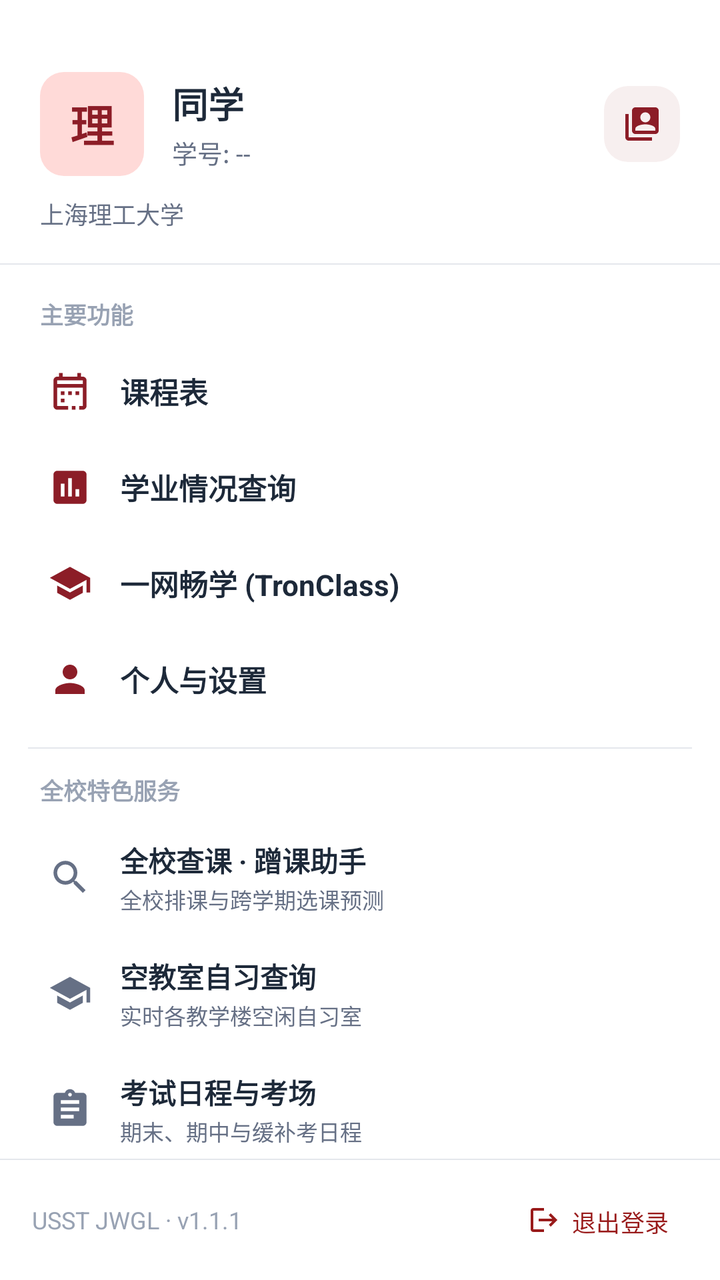
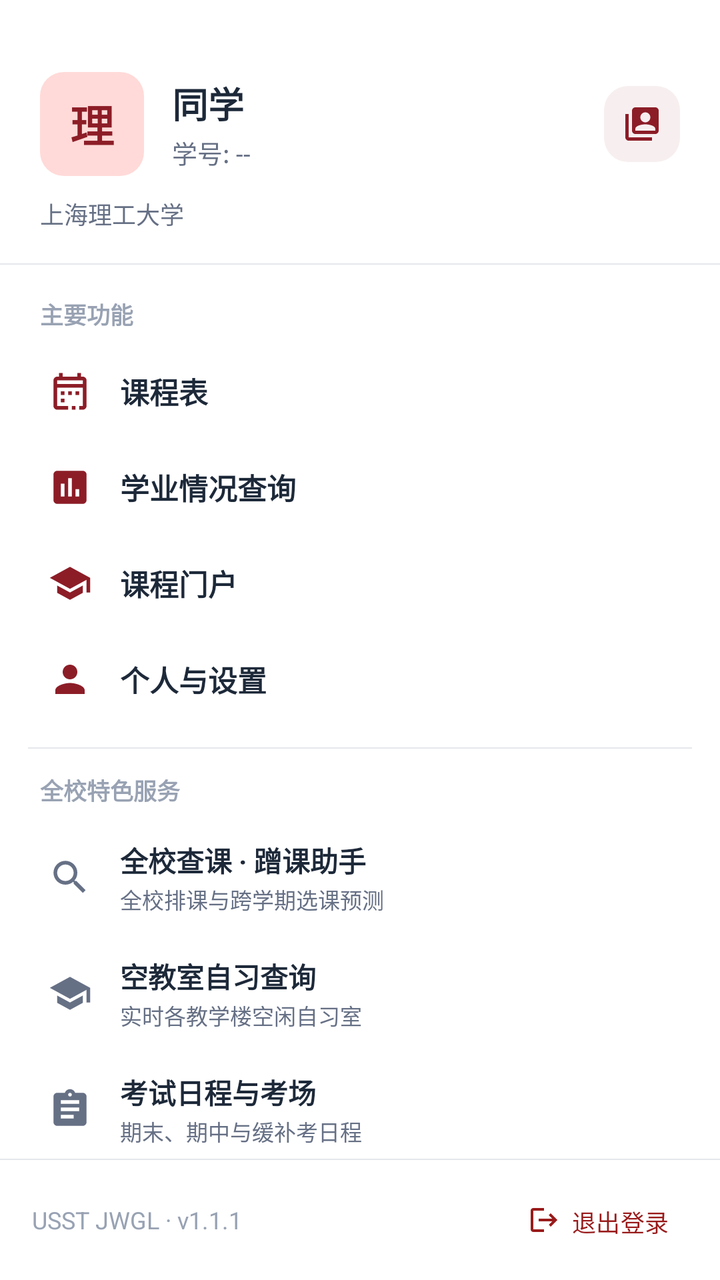

The first picture is an Android layout as it rendered before a commit; the second is the same layout after the commit. The layout source and the unified diff follow.
<!-- AndroidManifest.xml: application theme Theme.UsstJwgl -->
<!-- res/layout/layout_main_drawer.xml -->
<?xml version="1.0" encoding="utf-8"?>
<LinearLayout xmlns:android="http://schemas.android.com/apk/res/android"
    xmlns:app="http://schemas.android.com/apk/res-auto"
    android:id="@+id/navDrawer"
    android:layout_width="310dp"
    android:layout_height="match_parent"
    android:layout_gravity="start"
    android:background="@color/surface"
    android:clickable="true"
    android:focusable="true"
    android:orientation="vertical">

    
    <View
        android:id="@+id/viewDrawerStatusBarTop"
        android:layout_width="match_parent"
        android:layout_height="32dp"
        android:visibility="gone" />

    
    <LinearLayout
        android:id="@+id/cardDrawerProfileHeader"
        android:layout_width="match_parent"
        android:layout_height="wrap_content"
        android:orientation="vertical"
        android:background="@drawable/bg_glass_top_bar"
        android:clickable="true"
        android:focusable="true"
        android:foreground="?attr/selectableItemBackground"
        android:paddingHorizontal="20dp"
        android:paddingTop="36dp"
        android:paddingBottom="16dp">

        <LinearLayout
            android:layout_width="match_parent"
            android:layout_height="wrap_content"
            android:gravity="center_vertical"
            android:orientation="horizontal">

            <TextView
                android:id="@+id/tvDrawerAvatar"
                android:layout_width="52dp"
                android:layout_height="52dp"
                android:background="@drawable/badge_bg"
                android:gravity="center"
                android:text="理"
                android:textColor="@color/primary"
                android:textSize="22sp"
                android:textStyle="bold" />

            <LinearLayout
                android:layout_width="0dp"
                android:layout_height="wrap_content"
                android:layout_weight="1"
                android:layout_marginStart="14dp"
                android:orientation="vertical">

                <TextView
                    android:id="@+id/tvDrawerStudentName"
                    android:layout_width="wrap_content"
                    android:layout_height="wrap_content"
                    android:text="同学"
                    android:textColor="@color/text_primary"
                    android:textSize="18sp"
                    android:textStyle="bold" />

                <TextView
                    android:id="@+id/tvDrawerStudentId"
                    android:layout_width="wrap_content"
                    android:layout_height="wrap_content"
                    android:layout_marginTop="2dp"
                    android:text="学号: --"
                    android:textColor="@color/text_secondary"
                    android:textSize="12.5sp" />
            </LinearLayout>

            <ImageView
                android:id="@+id/btnDrawerSwitchAccount"
                android:layout_width="38dp"
                android:layout_height="38dp"
                android:background="@drawable/badge_bg"
                android:backgroundTint="#128C1D27"
                android:contentDescription="切换账号"
                android:padding="9dp"
                android:src="@drawable/ic_switch_account"
                app:tint="@color/primary" />
        </LinearLayout>

        <TextView
            android:id="@+id/tvDrawerCollegeMajor"
            android:layout_width="match_parent"
            android:layout_height="wrap_content"
            android:layout_marginTop="10dp"
            android:text="上海理工大学"
            android:textColor="@color/text_secondary"
            android:textSize="12sp" />
    </LinearLayout>

    <View
        android:id="@+id/dividerDrawerProfileHeader"
        android:layout_width="match_parent"
        android:layout_height="0.8dp"
        android:background="@color/border" />
    
    <androidx.core.widget.NestedScrollView
        android:layout_width="match_parent"
        android:layout_height="0dp"
        android:layout_weight="1"
        android:overScrollMode="never">

        <LinearLayout
            android:layout_width="match_parent"
            android:layout_height="wrap_content"
            android:orientation="vertical"
            android:paddingHorizontal="14dp"
            android:paddingVertical="12dp">

            
            <TextView
                android:layout_width="wrap_content"
                android:layout_height="wrap_content"
                android:layout_marginStart="6dp"
                android:layout_marginTop="4dp"
                android:layout_marginBottom="6dp"
                android:text="主要功能"
                android:textColor="@color/text_tertiary"
                android:textSize="11.5sp"
                android:textStyle="bold" />

            
            <LinearLayout
                android:id="@+id/drawerNavTimetable"
                android:layout_width="match_parent"
                android:layout_height="48dp"
                android:background="?attr/selectableItemBackground"
                android:clickable="true"
                android:focusable="true"
                android:gravity="center_vertical"
                android:orientation="horizontal"
                android:paddingHorizontal="10dp">

                <ImageView
                    android:id="@+id/ivNavTimetable"
                    android:layout_width="22dp"
                    android:layout_height="22dp"
                    android:src="@drawable/ic_nav_timetable"
                    app:tint="@color/primary" />

                <TextView
                    android:id="@+id/tvNavTimetable"
                    android:layout_width="0dp"
                    android:layout_height="wrap_content"
                    android:layout_weight="1"
                    android:layout_marginStart="14dp"
                    android:text="课程表"
                    android:textColor="@color/text_primary"
                    android:textSize="14.5sp"
                    android:textStyle="bold" />
            </LinearLayout>

            
            <LinearLayout
                android:id="@+id/drawerNavGrades"
                android:layout_width="match_parent"
                android:layout_height="48dp"
                android:background="?attr/selectableItemBackground"
                android:clickable="true"
                android:focusable="true"
                android:gravity="center_vertical"
                android:orientation="horizontal"
                android:paddingHorizontal="10dp">

                <ImageView
                    android:id="@+id/ivNavGrades"
                    android:layout_width="22dp"
                    android:layout_height="22dp"
                    android:src="@drawable/ic_nav_grades"
                    app:tint="@color/primary" />

                <TextView
                    android:id="@+id/tvNavGrades"
                    android:layout_width="0dp"
                    android:layout_height="wrap_content"
                    android:layout_weight="1"
                    android:layout_marginStart="14dp"
                    android:text="学业情况查询"
                    android:textColor="@color/text_primary"
                    android:textSize="14.5sp"
                    android:textStyle="bold" />
            </LinearLayout>


            
            <LinearLayout
                android:id="@+id/drawerNavTronClass"
                android:layout_width="match_parent"
                android:layout_height="48dp"
                android:background="?attr/selectableItemBackground"
                android:clickable="true"
                android:focusable="true"
                android:gravity="center_vertical"
                android:orientation="horizontal"
                android:paddingHorizontal="10dp">

                <ImageView
                    android:id="@+id/ivNavTronClass"
                    android:layout_width="22dp"
                    android:layout_height="22dp"
                    android:src="@drawable/ic_school"
                    app:tint="@color/primary" />

                <TextView
                    android:id="@+id/tvNavTronClass"
                    android:layout_width="0dp"
                    android:layout_height="wrap_content"
                    android:layout_weight="1"
                    android:layout_marginStart="14dp"
                    android:text="&#x4E00;&#x7F51;&#x7545;&#x5B66; (TronClass)"
                    android:textColor="@color/text_primary"
                    android:textSize="14.5sp"
                    android:textStyle="bold" />
            </LinearLayout>

            
            <LinearLayout
                android:id="@+id/drawerNavProfile"
                android:layout_width="match_parent"
                android:layout_height="48dp"
                android:background="?attr/selectableItemBackground"
                android:clickable="true"
                android:focusable="true"
                android:gravity="center_vertical"
                android:orientation="horizontal"
                android:paddingHorizontal="10dp">

                <ImageView
                    android:id="@+id/ivNavProfile"
                    android:layout_width="22dp"
                    android:layout_height="22dp"
                    android:src="@drawable/ic_nav_profile"
                    app:tint="@color/primary" />

                <TextView
                    android:id="@+id/tvNavProfile"
                    android:layout_width="0dp"
                    android:layout_height="wrap_content"
                    android:layout_weight="1"
                    android:layout_marginStart="14dp"
                    android:text="个人与设置"
                    android:textColor="@color/text_primary"
                    android:textSize="14.5sp"
                    android:textStyle="bold" />
            </LinearLayout>

            <View
                android:layout_width="match_parent"
                android:layout_height="0.8dp"
                android:layout_marginVertical="10dp"
                android:background="@color/border" />

            
            <TextView
                android:layout_width="wrap_content"
                android:layout_height="wrap_content"
                android:layout_marginStart="6dp"
                android:layout_marginTop="2dp"
                android:layout_marginBottom="6dp"
                android:text="全校特色服务"
                android:textColor="@color/text_tertiary"
                android:textSize="11.5sp"
                android:textStyle="bold" />

            
            <LinearLayout
                android:id="@+id/drawerItemSchoolSearch"
                android:layout_width="match_parent"
                android:layout_height="wrap_content"
                android:background="?attr/selectableItemBackground"
                android:clickable="true"
                android:focusable="true"
                android:gravity="center_vertical"
                android:orientation="horizontal"
                android:paddingHorizontal="10dp"
                android:paddingVertical="10dp">

                <ImageView
                    android:id="@+id/ivDrawerSchoolSearch"
                    android:layout_width="22dp"
                    android:layout_height="22dp"
                    android:src="@drawable/ic_search"
                    app:tint="@color/text_secondary" />

                <LinearLayout
                    android:layout_width="0dp"
                    android:layout_height="wrap_content"
                    android:layout_weight="1"
                    android:layout_marginStart="14dp"
                    android:orientation="vertical">

                    <TextView
                        android:id="@+id/tvDrawerSchoolSearchTitle"
                        android:layout_width="wrap_content"
                        android:layout_height="wrap_content"
                        android:text="全校查课 · 蹭课助手"
                        android:textColor="@color/text_primary"
                        android:textSize="14sp"
                        android:textStyle="bold" />

                    <TextView
                        android:id="@+id/tvDrawerSchoolSearchSub"
                        android:layout_width="wrap_content"
                        android:layout_height="wrap_content"
                        android:layout_marginTop="1dp"
                        android:text="全校排课与跨学期选课预测"
                        android:textColor="@color/text_secondary"
                        android:textSize="11sp" />
                </LinearLayout>
            </LinearLayout>

            
            <LinearLayout
                android:id="@+id/drawerItemFreeClassroom"
                android:layout_width="match_parent"
                android:layout_height="wrap_content"
                android:background="?attr/selectableItemBackground"
                android:clickable="true"
                android:focusable="true"
                android:gravity="center_vertical"
                android:orientation="horizontal"
                android:paddingHorizontal="10dp"
                android:paddingVertical="10dp">

                <ImageView
                    android:id="@+id/ivDrawerFreeClassroom"
                    android:layout_width="22dp"
                    android:layout_height="22dp"
                    android:src="@drawable/ic_school"
                    app:tint="@color/text_secondary" />

                <LinearLayout
                    android:layout_width="0dp"
                    android:layout_height="wrap_content"
                    android:layout_weight="1"
                    android:layout_marginStart="14dp"
                    android:orientation="vertical">

                    <TextView
                        android:id="@+id/tvDrawerFreeClassroomTitle"
                        android:layout_width="wrap_content"
                        android:layout_height="wrap_content"
                        android:text="空教室自习查询"
                        android:textColor="@color/text_primary"
                        android:textSize="14sp"
                        android:textStyle="bold" />

                    <TextView
                        android:id="@+id/tvDrawerFreeClassroomSub"
                        android:layout_width="wrap_content"
                        android:layout_height="wrap_content"
                        android:layout_marginTop="1dp"
                        android:text="实时各教学楼空闲自习室"
                        android:textColor="@color/text_secondary"
                        android:textSize="11sp" />
                </LinearLayout>
            </LinearLayout>

            
            <LinearLayout
                android:id="@+id/drawerItemExamQuery"
                android:layout_width="match_parent"
                android:layout_height="wrap_content"
                android:background="?attr/selectableItemBackground"
                android:clickable="true"
                android:focusable="true"
                android:gravity="center_vertical"
                android:orientation="horizontal"
                android:paddingHorizontal="10dp"
                android:paddingVertical="10dp">

                <ImageView
                    android:id="@+id/ivDrawerExamQuery"
                    android:layout_width="22dp"
                    android:layout_height="22dp"
                    android:src="@drawable/ic_exam"
                    app:tint="@color/text_secondary" />

                <LinearLayout
                    android:layout_width="0dp"
                    android:layout_height="wrap_content"
                    android:layout_weight="1"
                    android:layout_marginStart="14dp"
                    android:orientation="vertical">

                    <TextView
                        android:id="@+id/tvDrawerExamQueryTitle"
                        android:layout_width="wrap_content"
                        android:layout_height="wrap_content"
                        android:text="考试日程与考场"
                        android:textColor="@color/text_primary"
                        android:textSize="14sp"
                        android:textStyle="bold" />

                    <TextView
                        android:id="@+id/tvDrawerExamQuerySub"
                        android:layout_width="wrap_content"
                        android:layout_height="wrap_content"
                        android:layout_marginTop="1dp"
                        android:text="期末、期中与缓补考日程"
                        android:textColor="@color/text_secondary"
                        android:textSize="11sp" />
                </LinearLayout>
            </LinearLayout>

            
            <LinearLayout
                android:id="@+id/drawerItemGradeReports"
                android:layout_width="match_parent"
                android:layout_height="wrap_content"
                android:background="?attr/selectableItemBackground"
                android:clickable="true"
                android:focusable="true"
                android:gravity="center_vertical"
                android:orientation="horizontal"
                android:paddingHorizontal="10dp"
                android:paddingVertical="10dp">

                <ImageView
                    android:id="@+id/ivDrawerGradeReports"
                    android:layout_width="22dp"
                    android:layout_height="22dp"
                    android:src="@drawable/ic_download"
                    app:tint="@color/text_secondary" />

                <LinearLayout
                    android:layout_width="0dp"
                    android:layout_height="wrap_content"
                    android:layout_weight="1"
                    android:layout_marginStart="14dp"
                    android:orientation="vertical">

                    <TextView
                        android:id="@+id/tvDrawerGradeReportsTitle"
                        android:layout_width="wrap_content"
                        android:layout_height="wrap_content"
                        android:text="成绩单与证明下载"
                        android:textColor="@color/text_primary"
                        android:textSize="14sp"
                        android:textStyle="bold" />

                    <TextView
                        android:id="@+id/tvDrawerGradeReportsSub"
                        android:layout_width="wrap_content"
                        android:layout_height="wrap_content"
                        android:layout_marginTop="1dp"
                        android:text="中英文成绩单与绩点排名证明"
                        android:textColor="@color/text_secondary"
                        android:textSize="11sp" />
                </LinearLayout>
            </LinearLayout>

            <View
                android:layout_width="match_parent"
                android:layout_height="0.8dp"
                android:layout_marginVertical="10dp"
                android:background="@color/border" />

            
            <TextView
                android:layout_width="wrap_content"
                android:layout_height="wrap_content"
                android:layout_marginStart="6dp"
                android:layout_marginTop="2dp"
                android:layout_marginBottom="6dp"
                android:text="学校官方系统直通车"
                android:textColor="@color/text_tertiary"
                android:textSize="11.5sp"
                android:textStyle="bold" />


            
            <LinearLayout
                android:id="@+id/drawerItemJwglWeb"
                android:layout_width="match_parent"
                android:layout_height="44dp"
                android:background="?attr/selectableItemBackground"
                android:clickable="true"
                android:focusable="true"
                android:gravity="center_vertical"
                android:orientation="horizontal"
                android:paddingHorizontal="10dp">

                <ImageView
                    android:layout_width="20dp"
                    android:layout_height="20dp"
                    android:src="@drawable/ic_globe"
                    app:tint="@color/primary" />

                <TextView
                    android:layout_width="0dp"
                    android:layout_height="wrap_content"
                    android:layout_weight="1"
                    android:layout_marginStart="14dp"
                    android:text="官方教务系统 (jwgl)"
                    android:textColor="@color/text_primary"
                    android:textSize="13.5sp" />
            </LinearLayout>

            
            <LinearLayout
                android:id="@+id/drawerItemXgWeb"
                android:layout_width="match_parent"
                android:layout_height="44dp"
                android:background="?attr/selectableItemBackground"
                android:clickable="true"
                android:focusable="true"
                android:gravity="center_vertical"
                android:orientation="horizontal"
                android:paddingHorizontal="10dp">

                <ImageView
                    android:layout_width="20dp"
                    android:layout_height="20dp"
                    android:src="@drawable/ic_globe"
                    app:tint="@color/primary" />

                <TextView
                    android:layout_width="0dp"
                    android:layout_height="wrap_content"
                    android:layout_weight="1"
                    android:layout_marginStart="14dp"
                    android:text="学工一体化 (new2017)"
                    android:textColor="@color/text_primary"
                    android:textSize="13.5sp" />
            </LinearLayout>

            
            <LinearLayout
                android:id="@+id/drawerItemLiveWeb"
                android:layout_width="match_parent"
                android:layout_height="44dp"
                android:background="?attr/selectableItemBackground"
                android:clickable="true"
                android:focusable="true"
                android:gravity="center_vertical"
                android:orientation="horizontal"
                android:paddingHorizontal="10dp">

                <ImageView
                    android:layout_width="20dp"
                    android:layout_height="20dp"
                    android:src="@drawable/ic_live_video"
                    app:tint="@color/primary" />

                <TextView
                    android:layout_width="0dp"
                    android:layout_height="wrap_content"
                    android:layout_weight="1"
                    android:layout_marginStart="14dp"
                    android:text="课程直播/点播平台 (live)"
                    android:textColor="@color/text_primary"
                    android:textSize="13.5sp" />
            </LinearLayout>

            

        </LinearLayout>
    </androidx.core.widget.NestedScrollView>

    
    <View
        android:layout_width="match_parent"
        android:layout_height="0.8dp"
        android:background="@color/border" />

    <LinearLayout
        android:layout_width="match_parent"
        android:layout_height="wrap_content"
        android:gravity="center_vertical"
        android:orientation="horizontal"
        android:paddingHorizontal="16dp"
        android:paddingVertical="12dp">

        <TextView
            android:id="@+id/tvDrawerVersion"
            android:layout_width="0dp"
            android:layout_height="wrap_content"
            android:layout_weight="1"
            android:text="USST JWGL · v1.1.1"
            android:textColor="@color/text_tertiary"
            android:textSize="12sp" />

        <com.google.android.material.button.MaterialButton
            android:id="@+id/btnDrawerLogout"
            style="@style/Widget.Material3.Button.TextButton"
            android:layout_width="wrap_content"
            android:layout_height="36dp"
            android:paddingHorizontal="8dp"
            android:text="退出登录"
            android:textColor="@color/grade_red_text"
            android:textSize="12sp"
            app:icon="@drawable/ic_logout"
            app:iconTint="@color/grade_red_text"
            app:iconSize="16dp" />
    </LinearLayout>

</LinearLayout>
<!-- resources referenced by this layout -->
<resources>
  <color name="border">#E4E7EC</color>
  <color name="grade_red_text">#991B1B</color>
  <color name="primary">#8C1D27</color>
  <color name="surface">#FFFFFF</color>
  <color name="text_primary">#1D2939</color>
  <color name="text_secondary">#667085</color>
  <color name="text_tertiary">#98A2B3</color>
  <!-- drawable badge_bg (drawable) -->
  <?xml version="1.0" encoding="utf-8"?>
  <shape xmlns:android="http://schemas.android.com/apk/res/android"
      android:shape="rectangle">
      <corners android:radius="12dp" />
      <solid android:color="@color/badge_bg" />
  </shape>
  <!-- drawable bg_glass_top_bar (drawable) -->
  <?xml version="1.0" encoding="utf-8"?>
  <shape xmlns:android="http://schemas.android.com/apk/res/android"
      android:shape="rectangle">
      <gradient
          android:angle="270"
          android:startColor="@color/bottom_nav_glass_start"
          android:endColor="@color/bottom_nav_glass_end" />
  </shape>
  <!-- drawable ic_live_video (drawable) -->
  <vector xmlns:android="http://schemas.android.com/apk/res/android"
      android:width="24dp"
      android:height="24dp"
      android:viewportWidth="24"
      android:viewportHeight="24">
      <path
          android:fillColor="#FF8C1D27"
          android:pathData="M21,3H3c-1.1,0 -2,0.9 -2,2v12c0,1.1 0.9,2 2,2h5v2h8v-2h5c1.1,0 2,-0.9 2,-2V5c0,-1.1 -0.9,-2 -2,-2zM21,17H3V5h18v12zM10,7.5v7l6,-3.5l-6,-3.5z" />
  </vector>
  <!-- drawable ic_logout (drawable) -->
  <vector xmlns:android="http://schemas.android.com/apk/res/android"
      android:width="24dp"
      android:height="24dp"
      android:viewportWidth="24"
      android:viewportHeight="24">
    <path
        android:fillColor="#FF000000"
        android:pathData="M17,7l-1.41,1.41L18.17,11H8v2h10.17l-2.58,2.58L17,17l5,-5zM4,5h8V3H4c-1.1,0 -2,0.9 -2,2v14c0,1.1 0.9,2 2,2h8v-2H4V5z"/>
  </vector>
  <!-- drawable ic_nav_grades (drawable) -->
  <vector xmlns:android="http://schemas.android.com/apk/res/android"
      android:width="24dp"
      android:height="24dp"
      android:viewportWidth="24"
      android:viewportHeight="24">
    <path
        android:fillColor="#FF000000"
        android:pathData="M19,3H5c-1.1,0 -2,0.9 -2,2v14c0,1.1 0.9,2 2,2h14c1.1,0 2,-0.9 2,-2V5c0,-1.1 -0.9,-2 -2,-2zM9,17H7v-7h2v7zm4,0h-2V7h2v10zm4,0h-2v-4h2v4z"/>
  </vector>
  <!-- drawable ic_nav_profile (drawable) -->
  <vector xmlns:android="http://schemas.android.com/apk/res/android"
      android:width="24dp"
      android:height="24dp"
      android:viewportWidth="24"
      android:viewportHeight="24">
    <path
        android:fillColor="#FF000000"
        android:pathData="M12,12c2.21,0 4,-1.79 4,-4s-1.79,-4 -4,-4 -4,1.79 -4,4 1.79,4 4,4zm0,2c-2.67,0 -8,1.34 -8,4v2h16v-2c0,-2.66 -5.33,-4 -8,-4z"/>
  </vector>
  <!-- drawable ic_school (drawable) -->
  <vector xmlns:android="http://schemas.android.com/apk/res/android"
      android:width="24dp"
      android:height="24dp"
      android:viewportWidth="24"
      android:viewportHeight="24">
    <path
        android:fillColor="@color/text_primary"
        android:pathData="M5,13.18v4L12,21l7,-3.82v-4L12,17l-7,-3.82zM12,3L1,9l11,6 9,-4.91V17h2V9L12,3z"/>
  </vector>
  <color name="badge_bg">#FFDAD8</color>
  <color name="bottom_nav_glass_start">@color/surface</color>
  <color name="bottom_nav_glass_end">@color/surface</color>
  <color name="on_primary">#FFFFFF</color>
  <color name="primary_container">#FFDAD8</color>
  <color name="on_primary_container">#3B080E</color>
  <color name="secondary">#775654</color>
  <color name="secondary_container">#FFDAD7</color>
  <color name="on_secondary_container">#2C1514</color>
  <color name="background">#F8F9FA</color>
  <!-- unchanged entries left out for length: 7 -->
</resources>

<!-- the commit's change to res/layout/layout_main_drawer.xml (unified diff, before → after) -->
@@ -215,7 +215,7 @@
                     android:layout_height="wrap_content"
                     android:layout_weight="1"
                     android:layout_marginStart="14dp"
-                    android:text="&#x4E00;&#x7F51;&#x7545;&#x5B66; (TronClass)"
+                    android:text="课程门户"
                     android:textColor="@color/text_primary"
                     android:textSize="14.5sp"
                     android:textStyle="bold" />
